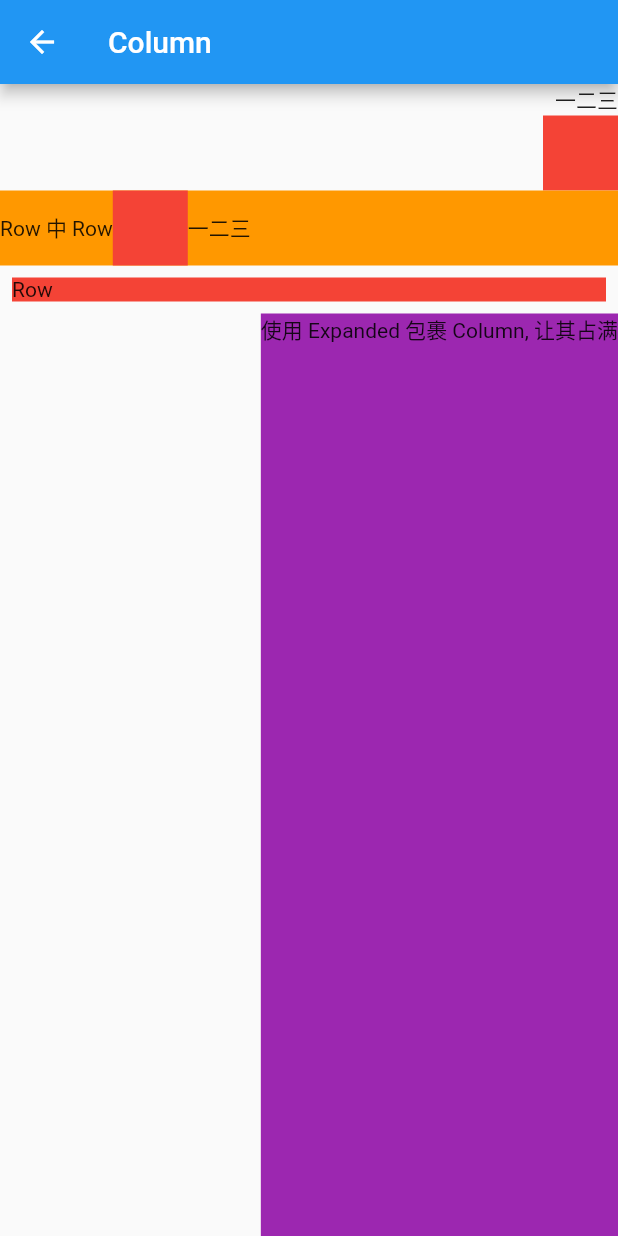
After one commit to xxxIxxxx/flutter_ddup, a Flutter app: the RowPage screen opened by its route, after a tap on "去看看Column", on a phone screen of 412 x 824 dp. The commit adds this screen. Run offline on Flutter 3.47's test engine with Material 2 defaults, Android fonts, the phone set to English and light mode, and no system bars; our stand-ins replace fluro.

Commit message:
Row Column 线性布局

```diff
--- a/lib/app/home_page.dart
+++ b/lib/app/home_page.dart
@@ -85,10 +85,17 @@ class _MyHomePageState extends State<MyHomePage> {
           ),
           TextButton(
               onPressed: () {
-                Application.router.navigateTo(context, Routes.constraints);
+                Application.router.navigateTo(context, Routes.constraints,
+                    transition: TransitionType.inFromLeft);
               },
               child:
                   const Text("UnconstrainedBox、ConstrainedBox、SizedBox 约束布局")),
+          TextButton(
+              onPressed: () {
+                Application.router.navigateTo(context, Routes.rowColumn,
+                    transition: TransitionType.fadeIn);
+              },
+              child: const Text("Row Column 线性布局")),
         ],
       ),
     );
--- /dev/null
+++ b/lib/class/线性布局Row,Column/column_page.dart
@@ -0,0 +1,61 @@
+import 'package:flutter/material.dart';
+
+class ColumnPage extends StatefulWidget {
+  const ColumnPage({Key? key}) : super(key: key);
+
+  @override
+  _ColumnPageState createState() => _ColumnPageState();
+}
+
+class _ColumnPageState extends State<ColumnPage> {
+  @override
+  Widget build(BuildContext context) {
+    return Scaffold(
+        appBar: AppBar(
+          title: const Text('Column'),
+        ),
+        body: Column(
+          mainAxisAlignment: MainAxisAlignment.start,
+          crossAxisAlignment: CrossAxisAlignment.end,
+          children: [
+            const Text("一二三"),
+            const SizedBox(
+              width: 50,
+              height: 50,
+              child: DecoratedBox(
+                decoration: BoxDecoration(color: Colors.red),
+              ),
+            ),
+            Container(
+              color: Colors.orange,
+              child: Row(
+                children: const <Widget>[
+                  Text("Row 中 Row"),
+                  SizedBox(
+                      width: 50,
+                      height: 50,
+                      child: DecoratedBox(
+                          decoration: BoxDecoration(color: Colors.red))),
+                  Text("一二三")
+                ],
+              ),
+            ),
+            Padding(
+              padding: const EdgeInsets.all(8.0),
+              child: Container(
+                  color: Colors.red,
+                  child: Row(
+                    children: const <Widget>[Text("Row")],
+                  )),
+            ),
+            Expanded(
+                child: Container(
+              color: Colors.purple,
+              child: Column(
+                children: const <Widget>[Text("使用 Expanded 包裹 Column, 让其占满")],
+              ),
+            ))
+          ],
+        ));
+  }
+}
--- /dev/null
+++ b/lib/class/线性布局Row,Column/row_page.dart
@@ -0,0 +1,61 @@
+import 'package:flutter/material.dart';
+
+import 'column_page.dart';
+
+class RowPage extends StatefulWidget {
+  const RowPage({Key? key}) : super(key: key);
+
+  @override
+  _RowPageState createState() => _RowPageState();
+}
+
+class _RowPageState extends State<RowPage> {
+  Widget text = const Text("一二三");
+  Widget redBox = const SizedBox(
+    width: 30,
+    height: 30,
+    child: DecoratedBox(
+      decoration: BoxDecoration(color: Colors.red),
+    ),
+  );
+
+  @override
+  Widget build(BuildContext context) {
+    return Scaffold(
+      appBar: AppBar(
+        title: const Text('Row'),
+      ),
+      body: Row(
+        // 主轴方向
+        mainAxisAlignment: MainAxisAlignment.start,
+        // 交叉轴方向
+        crossAxisAlignment: CrossAxisAlignment.start,
+        // textDirection verticalDirection 使用默认值即可 文字布局方向
+        // textDirection: TextDirection.ltr,
+        // verticalDirection: VerticalDirection.up,
+        // 主轴方向的大小
+        mainAxisSize: MainAxisSize.max,
+
+        children: [
+          text,
+          redBox,
+          text,
+          Row(
+            children: <Widget>[
+              const Text("Row 中 Row"),
+              redBox,
+              ElevatedButton(
+                  onPressed: () {
+                    Navigator.push(context,
+                        MaterialPageRoute(builder: (context) {
+                      return const ColumnPage();
+                    }));
+                  },
+                  child: const Text("去看看Column"))
+            ],
+          )
+        ],
+      ),
+    );
+  }
+}
--- a/lib/route/route_handlers.dart
+++ b/lib/route/route_handlers.dart
@@ -1,6 +1,7 @@
 import 'package:fluro/fluro.dart';
 import 'package:flutter/cupertino.dart';
 import 'package:flutter_ddup/app/home_page.dart';
+import 'package:flutter_ddup/class/%E7%BA%BF%E6%80%A7%E5%B8%83%E5%B1%80Row,Column/row_page.dart';
 import 'package:flutter_ddup/class/UnconstrainedBox%E3%80%81ConstrainedBox%E3%80%81SizedBox%20%E7%BA%A6%E6%9D%9F%E5%B8%83%E5%B1%80/constraints_page.dart';
 import '../class/Text文本及样式/text_page.dart';
 import '../class/widget生命周期/counter_life_cycle_page.dart';
@@ -67,3 +68,8 @@ var constraintsHandeler = Handler(
     handlerFunc: (BuildContext? context, Map<String, List<String>> params) {
   return const ConstraintsPage();
 });
+
+var rowColumnHandeler = Handler(
+    handlerFunc: (BuildContext? context, Map<String, List<String>> params) {
+  return const RowPage();
+});
--- a/lib/route/routes.dart
+++ b/lib/route/routes.dart
@@ -16,6 +16,7 @@ class Routes {
   static String textField = "/textField";
   static String progress = "/progress";
   static String constraints = "/constraints";
+  static String rowColumn = "/rowColumn";
 
   static void configureRoutes(FluroRouter router) {
     router.notFoundHandler = Handler(
@@ -33,5 +34,6 @@ class Routes {
     router.define(textField, handler: textFieldHandeler);
     router.define(progress, handler: progressHandeler);
     router.define(constraints, handler: constraintsHandeler);
+    router.define(rowColumn, handler: rowColumnHandeler);
   }
 }
```
